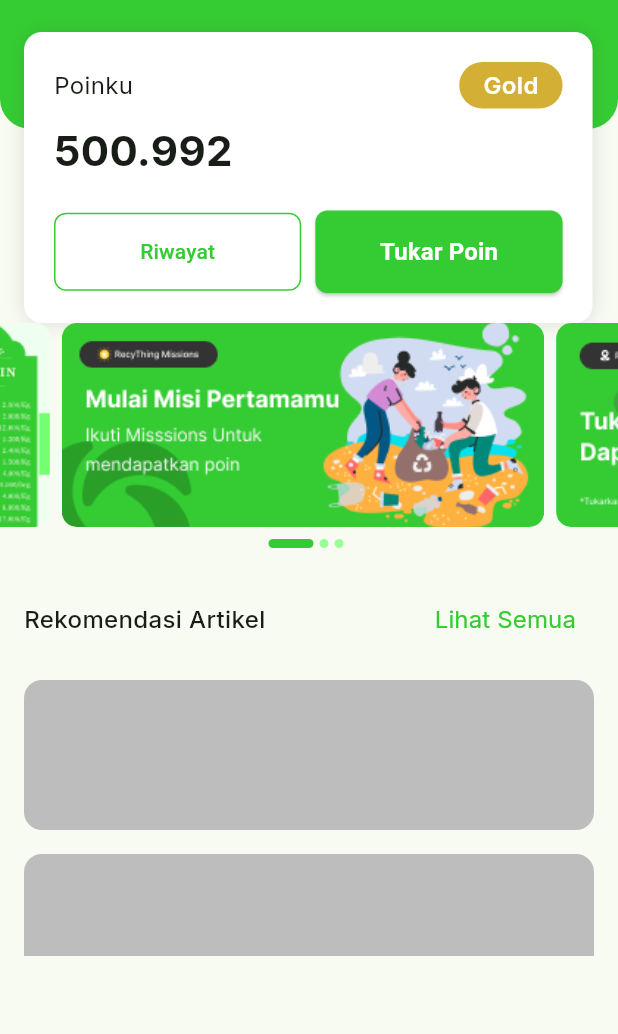
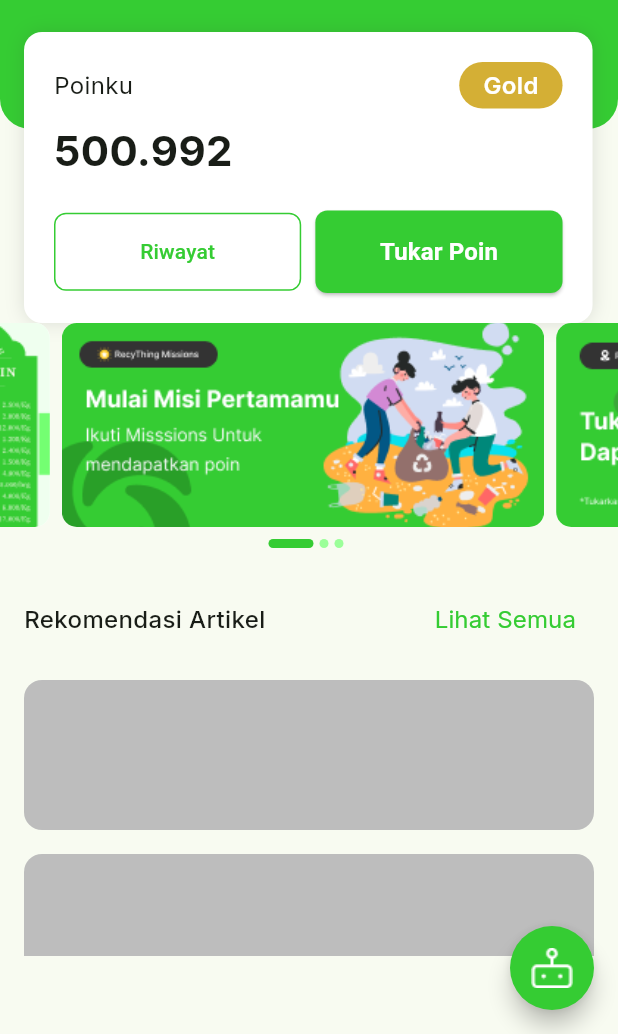
Before and after one commit to RecyThing/RecyThing-Mobile, a Flutter app: the HomeScreen screen opened directly, on a phone screen of 412 x 824 dp, the part 202-1236 px from its top. Run offline on Flutter 3.47's test engine with Material 2 defaults, Android fonts, the phone set to English and light mode, and no system bars; drawn by our look-alikes of carousel_slider; our stand-ins replace google_fonts.

Commit message:
add floating action botton ai chatbot

```diff
--- a/recything_mobile/lib/screens/home/home_screen.dart
+++ b/recything_mobile/lib/screens/home/home_screen.dart
@@ -1,4 +1,5 @@
 import 'package:flutter/material.dart';
+import 'package:recything_mobile/constants/pallete.dart';
 import 'package:recything_mobile/screens/home/widgets/home_banner.dart';
 import 'package:recything_mobile/screens/home/widgets/home_header.dart';
 import 'package:recything_mobile/screens/home/widgets/home_poin_card.dart';
@@ -14,8 +15,8 @@ class HomeScreen extends StatefulWidget {
 class _HomeScreenState extends State<HomeScreen> {
   @override
   Widget build(BuildContext context) {
-    return const Scaffold(
-      body: SingleChildScrollView(
+    return Scaffold(
+      body: const SingleChildScrollView(
         child: Column(
           children: [
             SizedBox(
@@ -32,6 +33,13 @@ class _HomeScreenState extends State<HomeScreen> {
           ],
         ),
       ),
+      floatingActionButton: FloatingActionButton(
+        backgroundColor: Pallete.main,
+        shape: const RoundedRectangleBorder(
+            borderRadius: BorderRadius.all(Radius.circular(100))),
+        onPressed: () {},
+        child: Image.asset("assets/icons/chatbot.png"),
+      ),
     );
   }
 }
```
Also changed, not shown: recything_mobile/assets/icons/chatbot.png (added).
